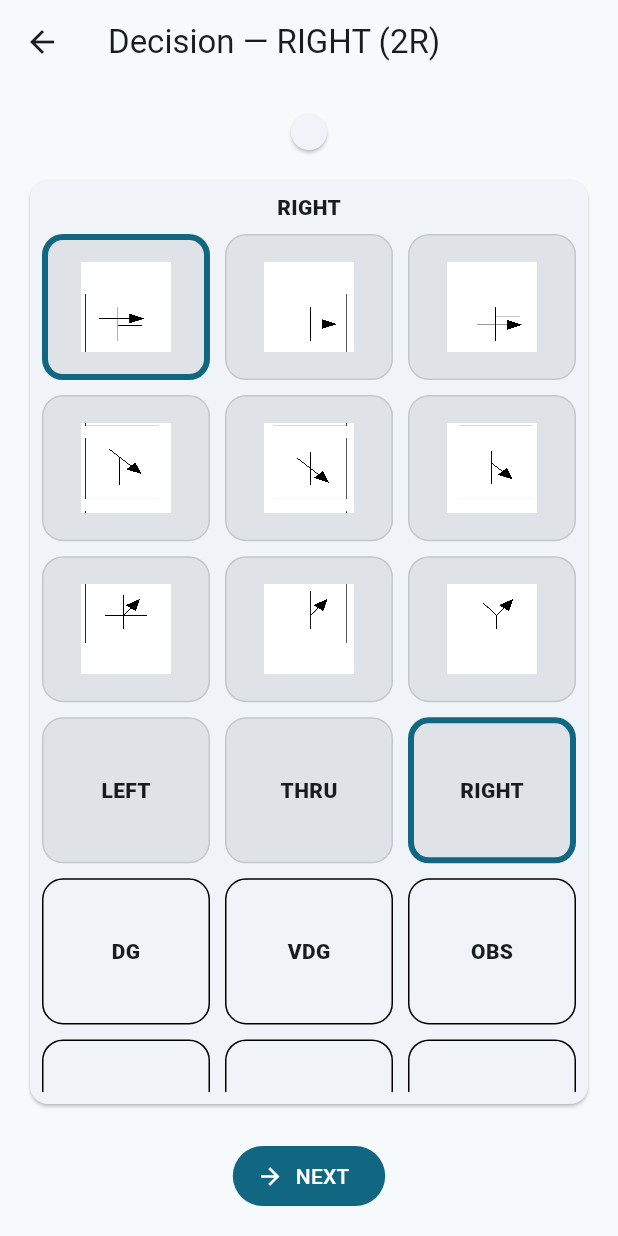
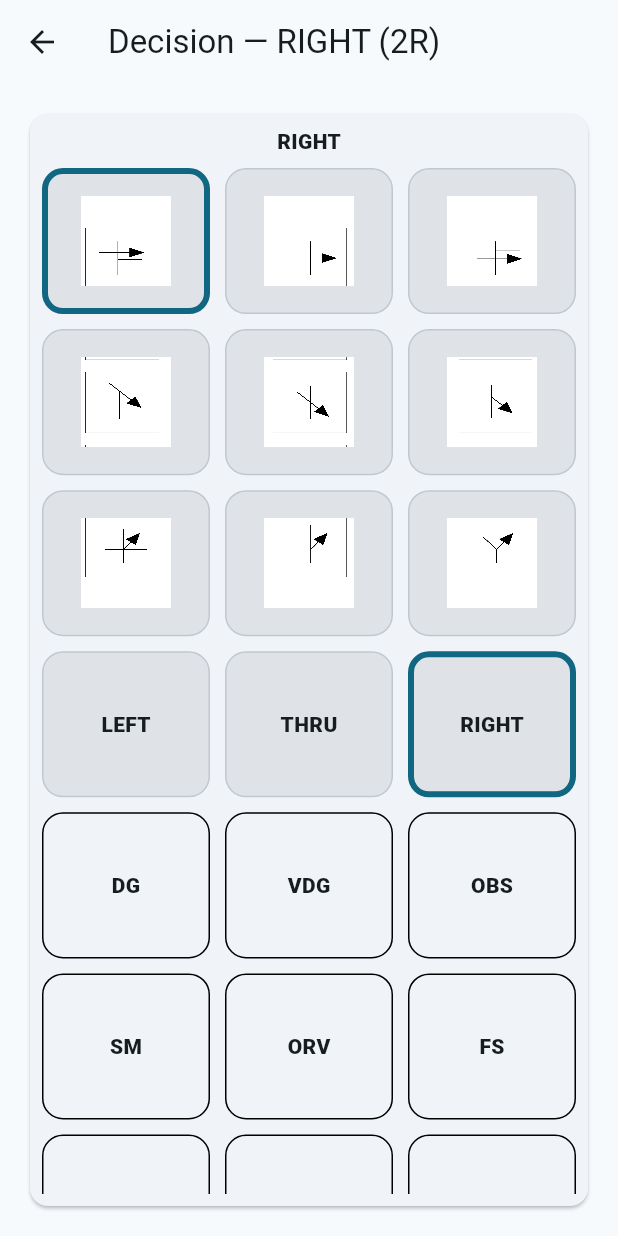
Before and after one commit to JimGLDS/RC03, a Flutter app: the Screen2L screen opened directly with empty values, after a tap on "THRU", after a tap on "RIGHT", on a phone screen of 412 x 824 dp. Run offline on Flutter 3.47's test engine with Material 3 defaults, Android fonts, the phone set to English and light mode, and no system bars; our stand-ins replace pdf, shared_preferences; missing offline and left inert: dart:html; accounts and stored records are empty.

Commit message:
Screen2: remove legacy UI outside 3x7 grid

```diff
--- a/lib/screens/wizard/screen2.dart
+++ b/lib/screens/wizard/screen2.dart
@@ -38,22 +38,6 @@ class _Screen2State extends State<Screen2> {
             topBar(context),
             const SizedBox(height: 12),
             Expanded(child: iconGrid(prefix: 'T', title: 'THRU', sheet: sheetT)),
-            const SizedBox(height: 12),
-            const SizedBox.shrink(),
-            const SizedBox(height: 8),
-            FilledButton.icon(
-              onPressed: () async {
-                final result = await Navigator.push<RowDraft>(
-                  context,
-                  MaterialPageRoute(
-                    builder: (_) => Screen3(recNo: widget.recNo, draft: d, existingResetNames: widget.existingResetNames),
-                  ),
-                );
-                if (result != null && context.mounted) Navigator.pop(context, result);
-              },
-              icon: const Icon(Icons.arrow_forward),
-              label: const Text('NEXT'),
-            ),
           ],
         ),
       ),
@@ -61,12 +45,7 @@ class _Screen2State extends State<Screen2> {
   }
 
   Widget topBar(BuildContext context) {
-    return Card(
-      child: Padding(
-        padding: const EdgeInsets.all(12),
-        child: const SizedBox.shrink(),
-      ),
-    );
+    return const SizedBox.shrink();
   }
 
   Widget iconGrid({required String prefix, required String title, required String sheet}) {
--- a/lib/screens/wizard/screen2l.dart
+++ b/lib/screens/wizard/screen2l.dart
@@ -35,28 +35,9 @@ class _Screen2LState extends State<Screen2L> {
         padding: const EdgeInsets.all(16),
         child: Column(
           children: [
-            Card(
-              child: Padding(
-                padding: const EdgeInsets.all(12),
-                child: const SizedBox.shrink(),
-              ),
-            ),
-            const SizedBox(height: 12),
+            const SizedBox.shrink(),
+            const SizedBox.shrink(),
             Expanded(child: iconGrid()),
-            const SizedBox(height: 12),
-            const SizedBox.shrink(),
-            const SizedBox(height: 8),
-            FilledButton.icon(
-              onPressed: () async {
-                final result = await Navigator.push<RowDraft>(
-                  context,
-                  MaterialPageRoute(builder: (_) => Screen3(recNo: widget.recNo, draft: d, existingResetNames: widget.existingResetNames)),
-                );
-                if (result != null && context.mounted) Navigator.pop(context, result);
-              },
-              icon: const Icon(Icons.arrow_forward),
-              label: const Text('NEXT'),
-            ),
           ],
         ),
       ),
--- a/lib/screens/wizard/screen2r.dart
+++ b/lib/screens/wizard/screen2r.dart
@@ -35,28 +35,9 @@ class _Screen2RState extends State<Screen2R> {
         padding: const EdgeInsets.all(16),
         child: Column(
           children: [
-            Card(
-              child: Padding(
-                padding: const EdgeInsets.all(12),
-                child: const SizedBox.shrink(),
-              ),
-            ),
-            const SizedBox(height: 12),
+            const SizedBox.shrink(),
+            const SizedBox.shrink(),
             Expanded(child: iconGrid()),
-            const SizedBox(height: 12),
-            const SizedBox.shrink(),
-            const SizedBox(height: 8),
-            FilledButton.icon(
-              onPressed: () async {
-                final result = await Navigator.push<RowDraft>(
-                  context,
-                  MaterialPageRoute(builder: (_) => Screen3(recNo: widget.recNo, draft: d, existingResetNames: widget.existingResetNames)),
-                );
-                if (result != null && context.mounted) Navigator.pop(context, result);
-              },
-              icon: const Icon(Icons.arrow_forward),
-              label: const Text('NEXT'),
-            ),
           ],
         ),
       ),
```
